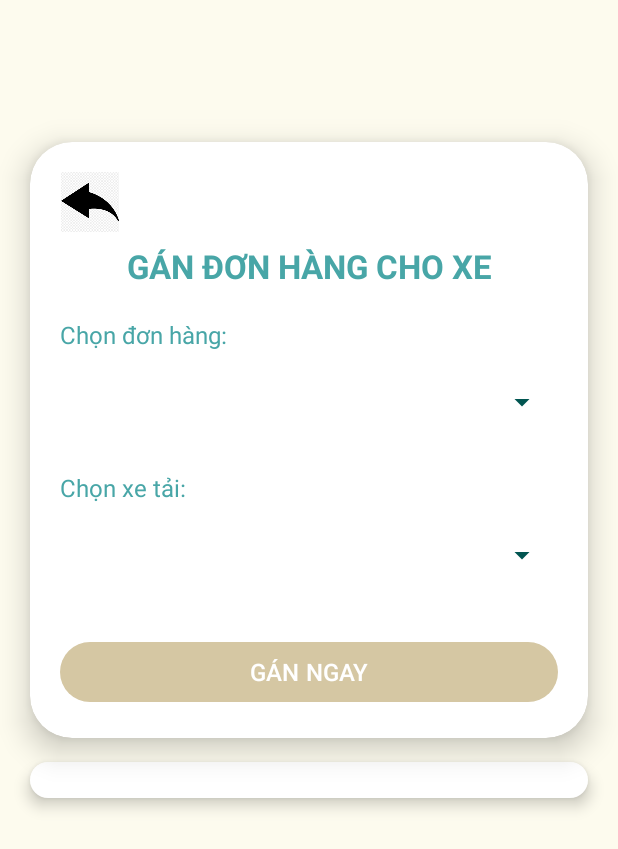
After one commit to TLTN/BTL_Mobile_LogisticApp, an Android app: the quan_ly screen opened directly, with no data from a screen before it, on a phone screen of 412 x 824 dp. The commit adds this screen. Shown: the top 849 px of the screen. Run offline under Robolectric (Android 15) with nearby library versions, the phone set to English and light mode, and no system bars.

Commit message:
chiều 11/05/2025

```diff
--- a/app/src/main/AndroidManifest.xml
+++ b/app/src/main/AndroidManifest.xml
@@ -54,6 +54,11 @@
             android:exported="true">
 
         </activity>
+        <activity
+            android:name=".quan_ly"
+            android:exported="true">
+
+        </activity>
     </application>
 
 </manifest>
--- /dev/null
+++ b/app/src/main/java/com/example/btl/quan_ly.java
@@ -0,0 +1,137 @@
+package com.example.btl;
+
+import android.content.DialogInterface;
+import android.content.Intent;
+import android.os.Bundle;
+import android.view.View;
+import android.widget.ArrayAdapter;
+import android.widget.ImageView;
+import android.widget.ListView;
+import android.widget.Spinner;
+import android.widget.TextView;
+import android.widget.Toast;
+
+import androidx.appcompat.app.AlertDialog;
+import androidx.appcompat.app.AppCompatActivity;
+
+import com.google.android.material.button.MaterialButton;
+
+import java.util.ArrayList;
+import java.util.List;
+
+public class quan_ly extends AppCompatActivity {
+
+    private Spinner spinnerDonHang, spinnerXeTai;
+    private MaterialButton btnGan;
+    private ListView lvGan;
+    private TextView tvTitle;
+    private ImageView btnBack;
+    private SQLiteHelper dbHelper;
+    private List<DonHang> donHangList;
+    private List<Truck> truckList;
+    private ArrayAdapter<String> donHangAdapter;
+    private ArrayAdapter<String> xeTaiAdapter;
+    private ArrayAdapter<String> ganListAdapter;
+    private List<String> danhSachGianDonHang = new ArrayList<>();
+    private String username;
+
+    @Override
+    protected void onCreate(Bundle savedInstanceState) {
+        super.onCreate(savedInstanceState);
+        setContentView(R.layout.quan_ly);
+
+        dbHelper = new SQLiteHelper(this);
+
+        spinnerDonHang = findViewById(R.id.spinnerDonHang);
+        spinnerXeTai = findViewById(R.id.spinnerXeTai);
+        btnGan = findViewById(R.id.btnGan);
+        btnBack = findViewById(R.id.btnBack);
+        lvGan = findViewById(R.id.lvGan);
+        tvTitle = findViewById(R.id.tvTitle);
+
+        LoadUsername();
+        loadDonHangData();
+        loadXeTaiData();
+        setupAdapters();
+
+        btnGan.setOnClickListener(new View.OnClickListener() {
+            @Override
+            public void onClick(View v) {
+                String selectedDonHang = (String) spinnerDonHang.getSelectedItem();
+                String selectedXeTai = (String) spinnerXeTai.getSelectedItem();
+
+                if (selectedDonHang != null && selectedXeTai != null) {
+                    String item = "Đơn: " + selectedDonHang + " \nXe: " + selectedXeTai;
+                    danhSachGianDonHang.add(item);
+                    ganListAdapter.notifyDataSetChanged();
+                    Toast.makeText(quan_ly.this, "Đã gán đơn hàng cho xe tải", Toast.LENGTH_SHORT).show();
+                }
+            }
+        });
+
+        btnBack.setOnClickListener(new View.OnClickListener() {
+            @Override
+            public void onClick(View view) {
+                Intent intent = new Intent(quan_ly.this, trang_chu.class);
+                intent.putExtra("username", username);
+                intent.setFlags(Intent.FLAG_ACTIVITY_CLEAR_TOP | Intent.FLAG_ACTIVITY_NEW_TASK);
+                startActivity(intent);
+                finish();
+            }
+        });
+
+        lvGan.setOnItemClickListener((parent, view, position, id) -> {
+            String item = danhSachGianDonHang.get(position);
+            showDeleteConfirmationDialog(position, item);
+        });
+    }
+
+    private void LoadUsername() {
+        Intent intent = getIntent();
+        username = intent.getStringExtra("username");
+    }
+
+    private void loadDonHangData() {
+        donHangList = dbHelper.getAllDonHang();
+        List<String> donHangNames = new ArrayList<>();
+        for (DonHang donHang : donHangList) {
+            donHangNames.add(donHang.getMaDon());
+        }
+        donHangAdapter = new ArrayAdapter<>(this, android.R.layout.simple_spinner_item, donHangNames);
+        donHangAdapter.setDropDownViewResource(android.R.layout.simple_spinner_dropdown_item);
+        spinnerDonHang.setAdapter(donHangAdapter);
+    }
+
+    private void loadXeTaiData() {
+        truckList = dbHelper.getAllTrucks();
+        List<String> truckNames = new ArrayList<>();
+        for (Truck truck : truckList) {
+            truckNames.add(truck.getMaXe());
+        }
+        xeTaiAdapter = new ArrayAdapter<>(this, android.R.layout.simple_spinner_item, truckNames);
+        xeTaiAdapter.setDropDownViewResource(android.R.layout.simple_spinner_dropdown_item);
+        spinnerXeTai.setAdapter(xeTaiAdapter);
+    }
+
+    private void setupAdapters() {
+        ganListAdapter = new ArrayAdapter<>(this, android.R.layout.simple_list_item_1, danhSachGianDonHang);
+        lvGan.setAdapter(ganListAdapter);
+    }
+
+    private void showDeleteConfirmationDialog(final int position, final String item) {
+        new AlertDialog.Builder(quan_ly.this)
+                .setTitle("Xác nhận xóa")
+                .setMessage("Bạn có chắc chắn muốn xóa \n" + item + "\nkhỏi danh sách?")
+                .setPositiveButton("Xóa", new DialogInterface.OnClickListener() {
+                    @Override
+                    public void onClick(DialogInterface dialog, int which) {
+                        // Xóa phần tử khỏi danh sách
+                        danhSachGianDonHang.remove(position);
+                        ganListAdapter.notifyDataSetChanged();
+                        Toast.makeText(quan_ly.this, "Đã xóa thành công", Toast.LENGTH_SHORT).show();
+                    }
+                })
+                .setNegativeButton("Hủy", null)
+                .show();
+    }
+}
--- /dev/null
+++ b/app/src/main/res/drawable/rounded_listview_background.xml
@@ -0,0 +1,5 @@
+<shape xmlns:android="http://schemas.android.com/apk/res/android" android:shape="rectangle">
+    <solid android:color="@color/white" />
+    <corners android:radius="20dp" />
+    <padding android:left="8dp" android:top="8dp" android:right="8dp" android:bottom="8dp"/>
+</shape>
--- a/app/src/main/res/layout/layout2.xml
+++ b/app/src/main/res/layout/layout2.xml
@@ -147,7 +147,7 @@
             <TextView
                 android:layout_width="wrap_content"
                 android:layout_height="wrap_content"
-                android:text="Dịch vụ"
+                android:text="Quản lý"
                 android:textColor="@color/text3_color"
                 android:textSize="18sp"
                 android:padding="10dp"
--- /dev/null
+++ b/app/src/main/res/layout/quan_ly.xml
@@ -0,0 +1,142 @@
+<?xml version="1.0" encoding="utf-8"?>
+<androidx.constraintlayout.widget.ConstraintLayout xmlns:android="http://schemas.android.com/apk/res/android"
+    xmlns:app="http://schemas.android.com/apk/res-auto"
+    android:layout_width="match_parent"
+    android:layout_height="match_parent"
+    android:background="@color/background_color">
+
+    <androidx.constraintlayout.widget.Guideline
+        android:id="@+id/guidelineTop10"
+        android:layout_width="wrap_content"
+        android:layout_height="wrap_content"
+        android:orientation="horizontal"
+        app:layout_constraintGuide_percent="0.10" />
+
+    <androidx.cardview.widget.CardView
+        android:id="@+id/cardContainer"
+        android:layout_width="0dp"
+        android:layout_height="wrap_content"
+        android:layout_marginStart="20dp"
+        android:layout_marginEnd="20dp"
+        android:layout_marginTop="12dp"
+        app:cardElevation="12dp"
+        app:cardCornerRadius="28dp"
+        app:cardBackgroundColor="@color/white"
+        app:layout_constraintTop_toBottomOf="@id/guidelineTop10"
+        app:layout_constraintStart_toStartOf="parent"
+        app:layout_constraintEnd_toEndOf="parent">
+
+        <androidx.constraintlayout.widget.ConstraintLayout
+            android:layout_width="match_parent"
+            android:layout_height="wrap_content"
+            android:padding="20dp">
+
+            <ImageView
+                android:id="@+id/btnBack"
+                android:layout_width="40dp"
+                android:layout_height="40dp"
+                android:src="@drawable/back"
+                android:contentDescription="Back"
+                app:layout_constraintTop_toTopOf="parent"
+                app:layout_constraintStart_toStartOf="parent" />
+
+            <TextView
+                android:id="@+id/tvTitle"
+                android:layout_width="0dp"
+                android:layout_height="wrap_content"
+                android:layout_marginTop="8dp"
+                android:text="GÁN ĐƠN HÀNG CHO XE"
+                android:textColor="@color/text2_color"
+                android:textSize="22sp"
+                android:textStyle="bold"
+                android:gravity="center"
+                app:layout_constraintTop_toBottomOf="@id/btnBack"
+                app:layout_constraintStart_toStartOf="parent"
+                app:layout_constraintEnd_toEndOf="parent" />
+
+            <TextView
+                android:id="@+id/tvChonDon"
+                android:layout_width="wrap_content"
+                android:layout_height="wrap_content"
+                android:layout_marginTop="20dp"
+                android:text="Chọn đơn hàng:"
+                android:textColor="@color/text2_color"
+                android:textSize="16sp"
+                app:layout_constraintTop_toBottomOf="@id/tvTitle"
+                app:layout_constraintStart_toStartOf="parent" />
+
+            <Spinner
+                android:id="@+id/spinnerDonHang"
+                android:layout_width="0dp"
+                android:layout_height="52dp"
+                android:layout_marginTop="8dp"
+                android:paddingStart="16dp"
+                android:paddingEnd="16dp"
+                android:backgroundTint="@color/text_color"
+                android:spinnerMode="dropdown"
+                app:popupTheme="@style/ThemeOverlay.AppCompat.Light"
+                app:layout_constraintTop_toBottomOf="@id/tvChonDon"
+                app:layout_constraintStart_toStartOf="parent"
+                app:layout_constraintEnd_toEndOf="parent" />
+
+            <TextView
+                android:id="@+id/tvChonXe"
+                android:layout_width="wrap_content"
+                android:layout_height="wrap_content"
+                android:layout_marginTop="20dp"
+                android:text="Chọn xe tải:"
+                android:textColor="@color/text2_color"
+                android:textSize="16sp"
+                app:layout_constraintTop_toBottomOf="@id/spinnerDonHang"
+                app:layout_constraintStart_toStartOf="parent" />
+
+            <Spinner
+                android:id="@+id/spinnerXeTai"
+                android:layout_width="0dp"
+                android:layout_height="52dp"
+                android:layout_marginTop="8dp"
+                android:paddingStart="16dp"
+                android:paddingEnd="16dp"
+                android:backgroundTint="@color/text_color"
+                android:spinnerMode="dropdown"
+                app:popupTheme="@style/ThemeOverlay.AppCompat.Light"
+                app:layout_constraintTop_toBottomOf="@id/tvChonXe"
+                app:layout_constraintStart_toStartOf="parent"
+                app:layout_constraintEnd_toEndOf="parent" />
+
+            <com.google.android.material.button.MaterialButton
+                android:id="@+id/btnGan"
+                android:layout_width="0dp"
+                android:layout_height="wrap_content"
+                android:layout_marginTop="28dp"
+                android:text="GÁN NGAY"
+                android:textAllCaps="false"
+                android:textSize="16sp"
+                app:backgroundTint="@color/button1"
+                app:cornerRadius="24dp"
+                app:layout_constraintTop_toBottomOf="@id/spinnerXeTai"
+                app:layout_constraintStart_toStartOf="parent"
+                app:layout_constraintEnd_toEndOf="parent" />
+        </androidx.constraintlayout.widget.ConstraintLayout>
+    </androidx.cardview.widget.CardView>
+
+    <ListView
+        android:id="@+id/lvGan"
+        android:layout_width="0dp"
+        android:layout_height="wrap_content"
+        android:layout_marginStart="20dp"
+        android:layout_marginEnd="20dp"
+        android:layout_marginTop="16dp"
+        android:layout_marginBottom="20dp"
+        android:background="@drawable/rounded_listview_background"
+        android:divider="@android:color/transparent"
+        android:dividerHeight="12dp"
+        android:elevation="6dp"
+        android:padding="12dp"
+        app:layout_constraintTop_toBottomOf="@id/cardContainer"
+        app:layout_constraintStart_toStartOf="parent"
+        app:layout_constraintEnd_toEndOf="parent"
+        app:layout_constraintBottom_toBottomOf="parent"
+        app:layout_constraintVertical_bias="0" />
+
+</androidx.constraintlayout.widget.ConstraintLayout>
--- a/app/src/main/res/values/colors.xml
+++ b/app/src/main/res/values/colors.xml
@@ -19,5 +19,5 @@
     <color name="insert">#1DCD9F</color>
     <color name="update">#A89C29</color>
     <color name="delete">#E50046</color>
-
+    <color name="white">#FFFFFF</color>
 </resources>
```
Also changed, not shown: app/src/main/java/com/example/btl/PhanCong.java (added, +27 -0 lines), app/src/main/java/com/example/btl/SQLiteHelper.java (+56 -0 lines), app/src/main/java/com/example/btl/trang_chu.java (+14 -2 lines).
